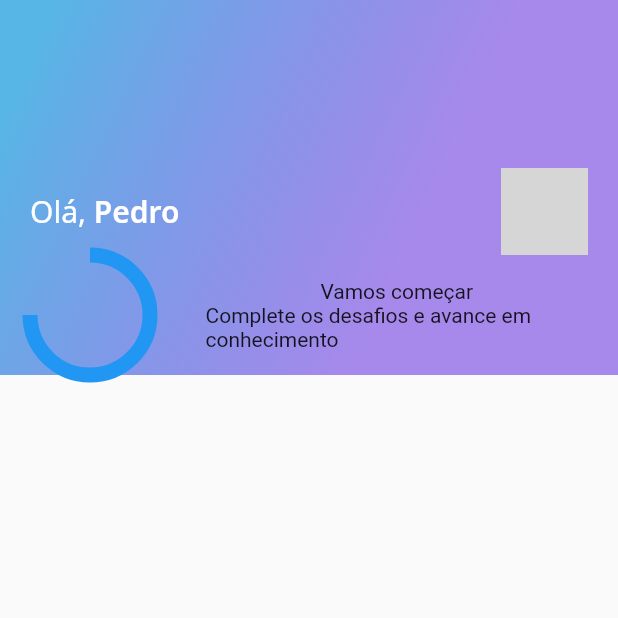
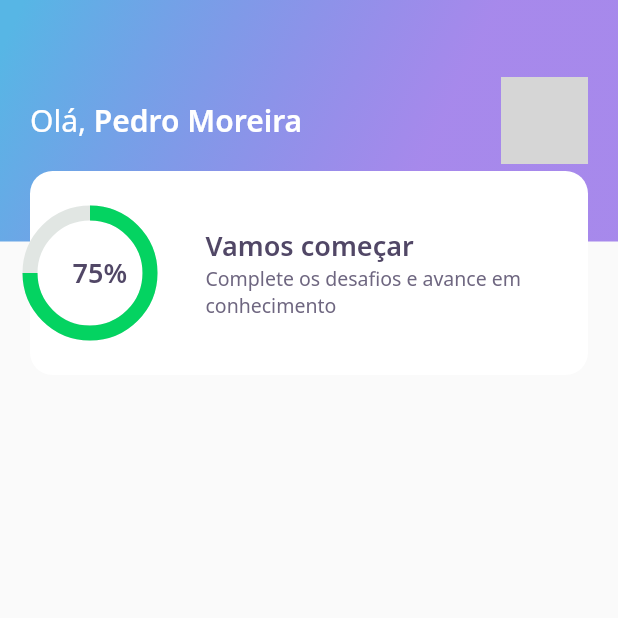
Before and after one commit to pedrocmoreira/DevQuiz, a Flutter app: the screen it shows after launch, on a phone screen of 412 x 824 dp, the top half of it. Run offline on Flutter 3.47's test engine with Material 2 defaults, Android fonts, the phone set to English and light mode, and no system bars; our stand-ins replace google_fonts; network calls fail; grey boxes are pictures that could not be loaded.

Commit message:
Add telas de Splash,Home Page, score card, app bar widget, juntamente com o espaçamento do layout > Fim aula 1

```diff
--- a/lib/home/widgets/appbar/app_bar_widget.dart
+++ b/lib/home/widgets/appbar/app_bar_widget.dart
@@ -8,14 +8,15 @@ class AppBarWidget extends PreferredSize {
       : super(
           preferredSize: Size.fromHeight(250),
           child: Container(
-              height: 350,
-              decoration: BoxDecoration(gradient: AppGradients.linear),
-              child: Padding(
-                padding: const EdgeInsets.symmetric(horizontal: 20),
-                child: Column(
-                  mainAxisAlignment: MainAxisAlignment.end,
-                  children: [
-                    Row(
+              height: 250,
+              child: Stack(
+                children: [
+                  Container(
+                    height: 161,
+                    padding: const EdgeInsets.symmetric(horizontal: 20),
+                    width: double.maxFinite,
+                    decoration: BoxDecoration(gradient: AppGradients.linear),
+                    child: Row(
                       mainAxisAlignment: MainAxisAlignment.spaceBetween,
                       children: [
                         Text.rich(TextSpan(
@@ -23,7 +24,7 @@ class AppBarWidget extends PreferredSize {
                             style: AppTextStyles.title,
                             children: [
                               TextSpan(
-                                text: "Pedro",
+                                text: "Pedro Moreira",
                                 style: AppTextStyles.titleBold,
                               )
                             ])),
@@ -39,9 +40,12 @@ class AppBarWidget extends PreferredSize {
                         )
                       ],
                     ),
-                    ScoreCardWidget(),
-                  ],
-                ),
+                  ),
+                  Align(
+                    alignment: Alignment(0.0, 1.0),
+                    child: ScoreCardWidget(),
+                  ),
+                ],
               )),
         );
 }
--- a/lib/home/widgets/chart/chart_widget.dart
+++ b/lib/home/widgets/chart/chart_widget.dart
@@ -1,3 +1,5 @@
+import 'package:dev_quiz/core/app_colors.dart';
+import 'package:dev_quiz/core/app_text_styles.dart';
 import 'package:flutter/material.dart';
 
 class ChartWidget extends StatelessWidget {
@@ -16,6 +18,14 @@ class ChartWidget extends StatelessWidget {
             child: CircularProgressIndicator(
               strokeWidth: 10,
               value: .75,
+              backgroundColor: AppColors.chartSecondary,
+              valueColor: AlwaysStoppedAnimation<Color>(AppColors.chartPrimary),
+            ),
+          ),
+          Center(
+            child: Text(
+              "75%",
+              style: AppTextStyles.heading,
             ),
           )
         ],
--- a/lib/home/widgets/score_card/score_card_widget.dart
+++ b/lib/home/widgets/score_card/score_card_widget.dart
@@ -1,3 +1,5 @@
+import 'package:dev_quiz/core/app_colors.dart';
+import 'package:dev_quiz/core/app_text_styles.dart';
 import 'package:dev_quiz/home/widgets/chart/chart_widget.dart';
 import 'package:flutter/material.dart';
 
@@ -6,8 +8,16 @@ class ScoreCardWidget extends StatelessWidget {
 
   @override
   Widget build(BuildContext context) {
-    return Container(
+    return Padding(
+      padding: const EdgeInsets.only(left: 20, right: 20),
+      child: Container(
+        height: 136,
+        decoration: BoxDecoration(
+          color: AppColors.white,
+          borderRadius: BorderRadius.circular(15),
+        ),
         child: Row(
+          crossAxisAlignment: CrossAxisAlignment.center,
           children: [
             Expanded(flex: 1, child: ChartWidget()),
             Expanded(
@@ -15,15 +25,24 @@ class ScoreCardWidget extends StatelessWidget {
               child: Padding(
                 padding: const EdgeInsets.only(left: 24),
                 child: Column(
+                  mainAxisAlignment: MainAxisAlignment.center,
+                  crossAxisAlignment: CrossAxisAlignment.start,
                   children: [
-                  Text("Vamos começar"),
-                  Text("Complete os desafios e avance em conhecimento")
+                    Text(
+                      "Vamos começar",
+                      style: AppTextStyles.heading,
+                    ),
+                    Text(
+                      "Complete os desafios e avance em conhecimento",
+                      style: AppTextStyles.body,
+                    )
                   ],
                 ),
               ),
             )
           ],
         ),
+      ),
     );
   }
 }
```
Lines whose indentation alone changed are shown as unchanged.
